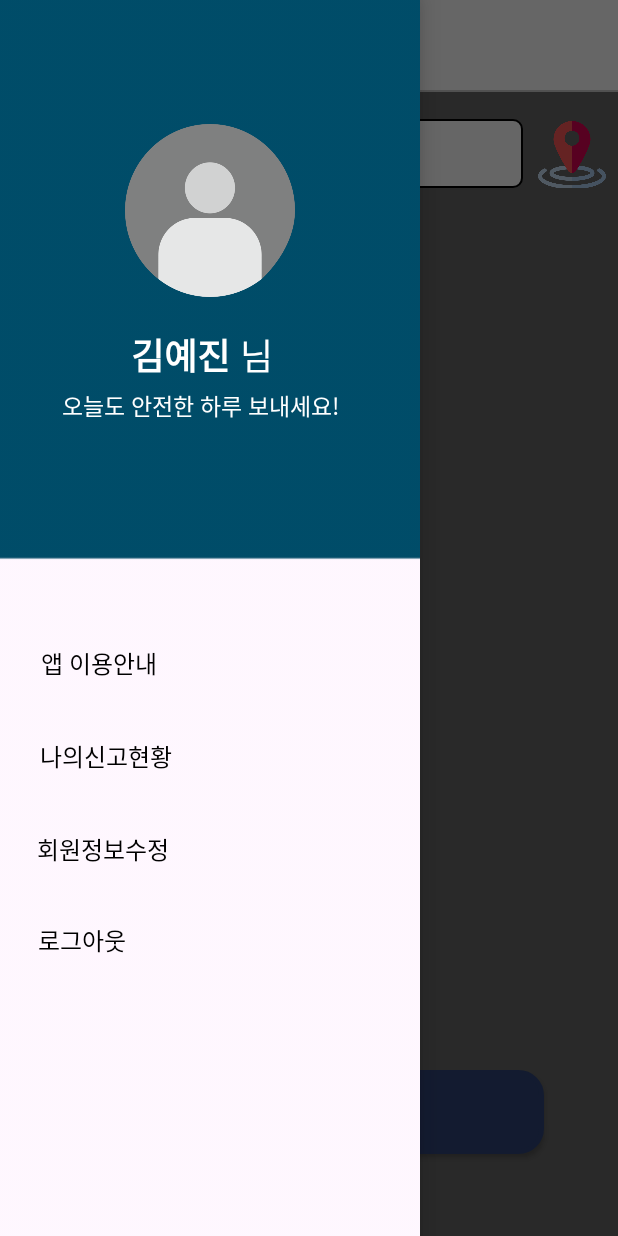
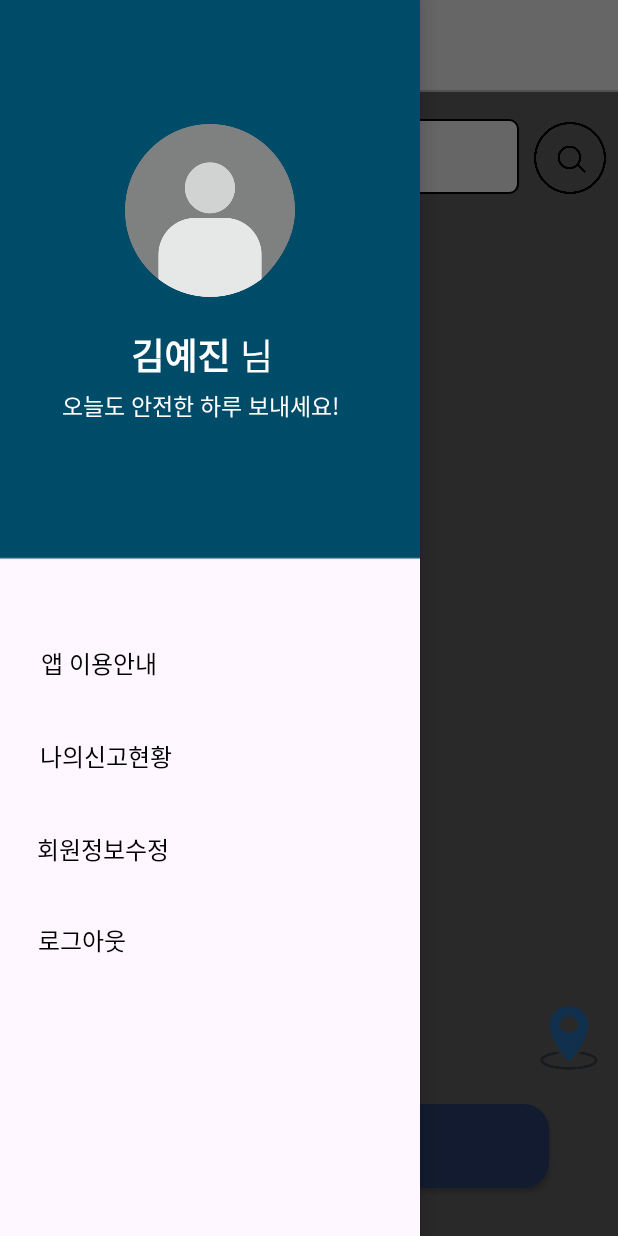
Before and after one commit to vaturn/proj, an Android app: the screen it shows after launch once a user with an empty profile is signed in (MapActivity), with the side drawer open, on a phone screen of 412 x 824 dp. Run offline under Robolectric (Android 15) with nearby library versions, the phone set to English and light mode, and no system bars; our stand-ins replace Firebase (no records; nobody signed in at launch, a user with empty details on screens opened directly); libraries missing offline, so code that uses them is left out: com.kakao.vectormap; plain views replace MapView; 9 statements that could not run were skipped.

Commit message:
2023-12-19 Significantly Enhanced Functionality

```diff
--- a/app/src/main/java/com/kms/smartsiren/CaseInfo.java
+++ b/app/src/main/java/com/kms/smartsiren/CaseInfo.java
@@ -19,8 +19,7 @@ public class CaseInfo {
         this.uuid = uuid;
     }
     public double calculateManhattanDistance(CaseInfo otherPoint) {
-        return Math.abs(this.latitude - otherPoint.latitude) +
-                Math.abs(this.longitude - otherPoint.longitude);
+        return HaversineTool.haversine(this.latitude, this.longitude, otherPoint.latitude, otherPoint.latitude);
     }
 
     /*
--- a/app/src/main/java/com/kms/smartsiren/KNNAlgorithm.java
+++ b/app/src/main/java/com/kms/smartsiren/KNNAlgorithm.java
@@ -23,7 +23,7 @@ public class KNNAlgorithm {
     private List<CaseInfo> trainingData = new ArrayList<CaseInfo>();
     public CaseInfo chk;
     public String predict_label = "NEW";
-    private static final double RADIUS_THRESHOLD = 10;
+    private static final double RADIUS_THRESHOLD = 1; // 1미터
 
     public interface MyCallback {
         void onCallback(String value, int depth);
@@ -124,6 +124,7 @@ public class KNNAlgorithm {
 
     public void startLabeling(CaseInfo pivot, MyCallback outCallback){
         chk = pivot;
+        Log.e("KNN", "Start");
         readData(new MyCallback() {
             @Override
             public void onCallback(String value, int depth) {
--- /dev/null
+++ b/app/src/main/res/drawable/main_item_button_2.xml
@@ -0,0 +1,6 @@
+<?xml version="1.0" encoding="utf-8"?>
+<shape xmlns:android="http://schemas.android.com/apk/res/android"
+    android:shape="rectangle">
+    <solid android:color="@android:color/white" />
+    <corners android:radius="30dp" /> <!-- 반올림 모서리 설정 -->
+</shape>
--- a/app/src/main/res/layout/activity_map.xml
+++ b/app/src/main/res/layout/activity_map.xml
@@ -1,4 +1,3 @@
-<?xml version="1.0" encoding="utf-8"?>
 <androidx.drawerlayout.widget.DrawerLayout xmlns:android="http://schemas.android.com/apk/res/android"
     xmlns:app="http://schemas.android.com/apk/res-auto"
     xmlns:tools="http://schemas.android.com/tools"
@@ -51,7 +50,50 @@
             app:layout_constraintVertical_bias="0.082" />
 
 
-        <!-- 현재 위치로 이동 버튼 -->
+        <LinearLayout
+            android:layout_width="match_parent"
+            android:layout_height="wrap_content"
+            android:orientation="horizontal"
+            android:layout_marginTop="10dp"
+            android:padding="8dp">
+
+
+            <!-- 여유 공간 -->
+            <Space
+                android:layout_width="10dp"
+                android:layout_height="match_parent" />
+
+
+            <!-- 검색 창 -->
+            <EditText
+                android:id="@+id/et_address_search"
+                android:layout_width="330dp"
+                android:layout_height="50dp"
+                android:layout_weight="1"
+                android:background="@drawable/edittext"
+                android:hint="신고하실 주소를 검색하세요."
+                android:paddingStart="16dp"
+                android:textColorHint="#ff000000"
+                android:textSize="17dp" />
+
+            <!-- 여유 공간 -->
+            <Space
+                android:layout_width="10dp"
+                android:layout_height="match_parent" />
+
+            <!-- 주소 검색 버튼 -->
+            <android.widget.Button
+                android:id="@+id/btn_address_search"
+                android:layout_width="48dp"
+                android:layout_height="48dp"
+                android:background="@drawable/search" />
+
+
+        </LinearLayout>
+
+        <Space
+            android:layout_width="match_parent"
+            android:layout_height="505dp" />
 
         <LinearLayout
             android:layout_width="match_parent"
@@ -61,48 +103,30 @@
             android:padding="8dp">
 
             <Space
-                android:layout_width="10dp"
+                android:layout_width="343dp"
                 android:layout_height="match_parent" />
 
-            <!-- 검색 창 -->
-            <EditText
-                android:id="@+id/et_address_search"
-                android:layout_width="0dp"
-                android:layout_height="46dp"
-                android:layout_weight="1"
-                android:background="@drawable/edittext"
-                android:hint="신고하실 주소를 검색하세요."
-                android:textColorHint="#ff000000"
-                android:paddingStart="16dp"
-                android:textSize="16dp" />
-
-            <!-- 여유 공간 -->
-            <Space
-                android:layout_width="10dp"
-                android:layout_height="match_parent" />
-
-            <!-- 검색 버튼 -->
+            <!-- 현재 위치로 이동 버튼 -->
             <android.widget.Button
                 android:id="@+id/btn_current_location"
-                android:layout_width="45dp"
-                android:layout_height="45dp"
-                android:background="@drawable/gps" />
-
+                android:layout_width="56dp"
+                android:layout_height="52dp"
+                android:layout_marginTop="5dp"
+                android:background="@drawable/location" />
         </LinearLayout>
 
         <android.widget.Button
             android:id="@+id/btn_report"
-            android:layout_width="313dp"
+            android:layout_width="320dp"
             android:layout_height="56dp"
             android:layout_gravity="center_horizontal"
-            android:layout_marginTop="580dp"
+            android:layout_marginTop="10dp"
             android:background="@drawable/main_item_button"
             android:backgroundTint="@color/material_dynamic_primary30"
             android:text="위험 신고하기"
             android:textColor="#ffffff"
-            android:textSize="20sp"
+            android:textSize="22sp"
             android:textStyle="bold" />
-
 
     </LinearLayout>
 
```
Also changed, not shown: app/src/main/java/com/kms/smartsiren/HaversineTool.java (added, +15 -0 lines), app/src/main/java/com/kms/smartsiren/MapActivity.java (+44 -3 lines), app/src/main/java/com/kms/smartsiren/ReportActivity.java (+14 -2 lines), app/src/main/java/com/kms/smartsiren/UserAccount.java (+19 -0 lines), app/src/main/res/layout/activity_login.xml (+7 -7 lines), app/src/main/res/layout/activity_report.xml (+4 -3 lines), app/src/main/res/layout/warning_dialog.xml (added, +78 -0 lines), app/src/main/res/drawable/location.png (added), app/src/main/res/drawable/search.png (added).
